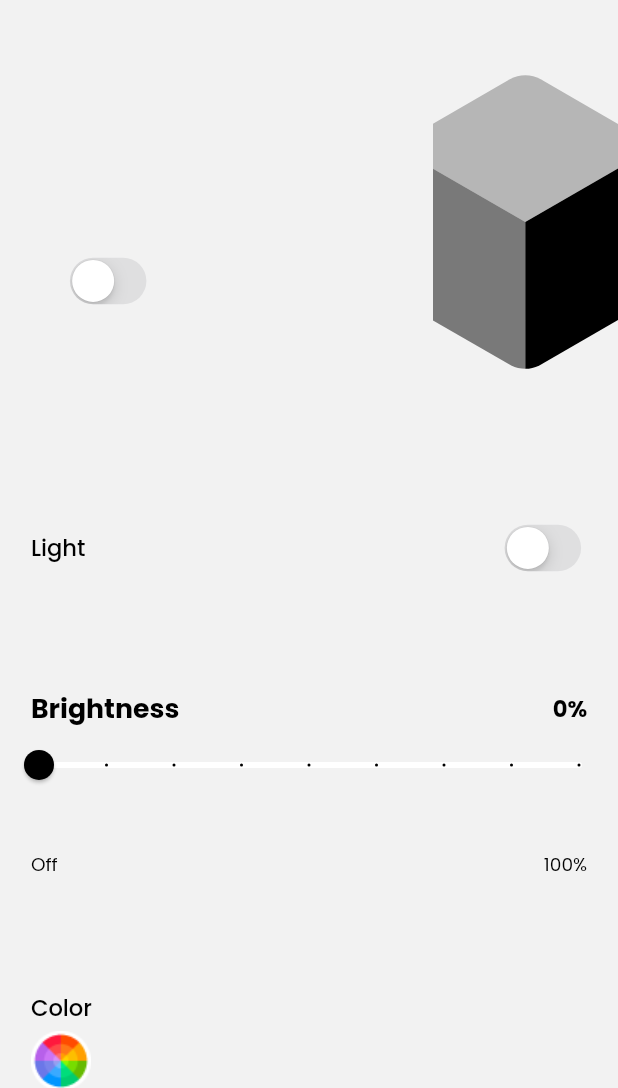
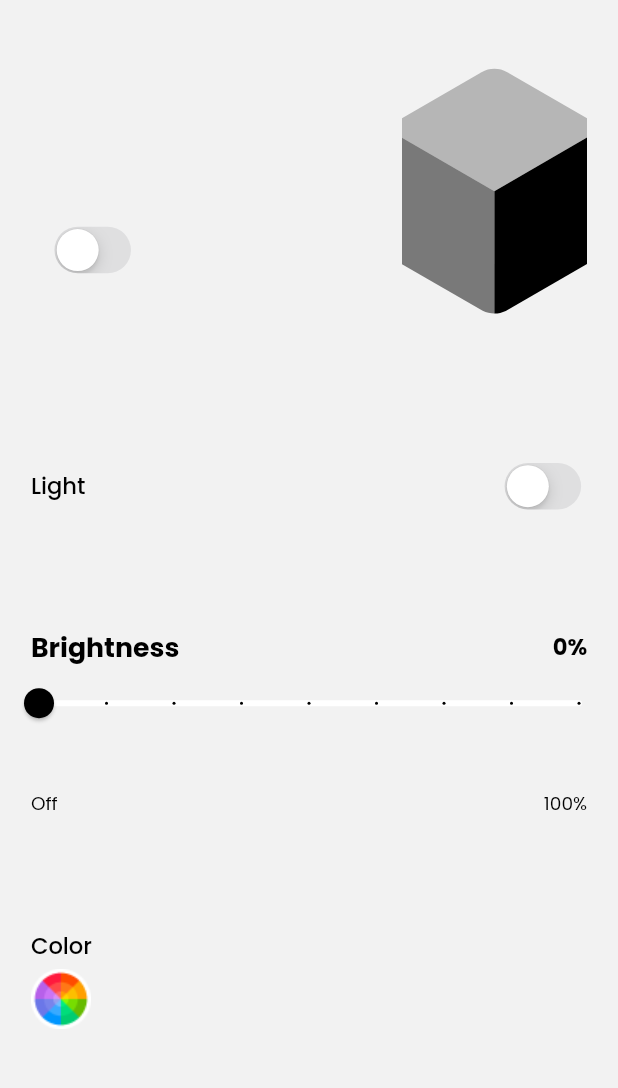
Before and after one commit to mideunlocked/sole-capsule, a Flutter app: the BoxScreen screen opened directly with empty values, on a phone screen of 412 x 824 dp, the part 148-1236 px from its top. Run offline on Flutter 3.47's test engine with Material 3 defaults, Android fonts, the phone set to English and light mode, and no system bars; our stand-ins replace cloud_firestore, firebase_auth, firebase_core, firebase_messaging, firebase_storage, flutter_blue_plus and 14 more; missing offline and left inert: encrypt, firebase_app_check, flutter_stripe, remove_bg, wifi_iot; accounts and stored records are empty; project files that could hold a hidden picture were left out.

Commit message:
New commit

```diff
--- a/lib/screens/box_screens/box_screen.dart
+++ b/lib/screens/box_screens/box_screen.dart
@@ -62,10 +62,14 @@ class _BoxScreenState extends State<BoxScreen> {
                       crossAxisAlignment: CrossAxisAlignment.start,
                       children: [
                         SizedBox(height: 3.h),
-                        Row(
+                        Padding(
+                          padding: EdgeInsets.only(right: 5.w),
+                          child: Row(
                             mainAxisAlignment: MainAxisAlignment.spaceBetween,
                             children: [
-                            Column(
+                              SizedBox(
+                                width: 30.w,
+                                child: Column(
                                   crossAxisAlignment: CrossAxisAlignment.center,
                                   children: [
                                     Stack(
@@ -123,25 +127,27 @@ class _BoxScreenState extends State<BoxScreen> {
                                     }),
                                   ],
                                 ),
+                              ),
                               Hero(
                                 tag: box.id,
                                 child: box.imagePath.isNotEmpty
                                     ? Image.file(
                                         File(box.imagePath),
-                                      height: 10.h,
+                                        height: 20.h,
                                         width: 30.w,
-                                      fit: BoxFit.cover,
+                                        fit: BoxFit.scaleDown,
                                       )
                                     : SvgPicture.asset(
                                         isLightMode
                                             ? 'assets/images/box.svg'
                                             : 'assets/images/box2.svg',
-                                      height: 30.h,
+                                        height: 25.h,
                                         width: 30.w,
                                         fit: BoxFit.cover,
                                       ),
                               ),
                             ],
+                          ),
                         ),
                         SizedBox(height: 5.h),
                         PaddedScreenWidget(
```
Also changed, not shown: lib/screens/box_screens/add_box_screen.dart (+11 -1 lines). Lines whose indentation alone changed are shown as unchanged.
